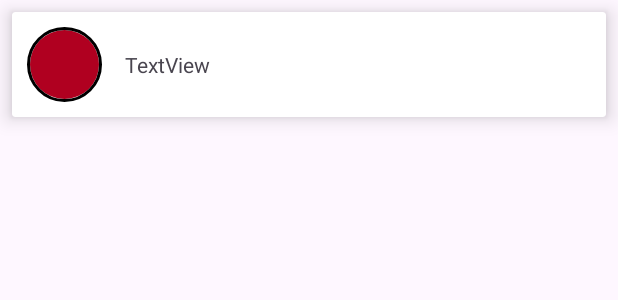
After one commit to PaulCostache/UsersPgo, an Android app: the layout layout_user_item.xml on its own in the app's theme, with its tools: preview values and no code run, on a phone screen of 412 x 824 dp. The commit adds this screen. Shown: the top 300 px of the screen. Run offline under Robolectric (Android 15) with nearby library versions, the phone set to English and light mode, and no system bars; network calls fail.

Commit message:
All users before imageDownloading

```diff
--- a/app/src/main/java/com/example/userspgo/Model/UserModelItem.kt
+++ b/app/src/main/java/com/example/userspgo/Model/UserModelItem.kt
@@ -6,4 +6,5 @@ data class UserModelItem(
     val id: Int,
     val name: String,
     val status: String
+
 )
--- /dev/null
+++ b/app/src/main/res/layout/layout_user_item.xml
@@ -0,0 +1,35 @@
+<?xml version="1.0" encoding="utf-8"?>
+<androidx.cardview.widget.CardView xmlns:android="http://schemas.android.com/apk/res/android"
+    xmlns:app="http://schemas.android.com/apk/res-auto"
+    android:layout_width="match_parent"
+    android:layout_height="wrap_content"
+    android:layout_margin="8dp"
+    app:cardElevation="8dp">
+
+    <LinearLayout
+        android:layout_width="match_parent"
+        android:layout_height="match_parent"
+        android:orientation="horizontal">
+
+        <de.hdodenhof.circleimageview.CircleImageView
+            android:id="@+id/profileImageView"
+            android:layout_width="50dp"
+            android:layout_height="50dp"
+            android:layout_marginStart="10dp"
+            android:layout_marginTop="10dp"
+            android:layout_marginBottom="10dp"
+            android:src="@color/design_default_color_error"
+            app:civ_border_color="#FF000000"
+            app:civ_border_width="2dp"
+            app:layout_constraintBottom_toTopOf="@+id/firstNameView" />
+
+        <TextView
+            android:id="@+id/txtUserName"
+            android:layout_width="match_parent"
+            android:layout_height="wrap_content"
+            android:layout_marginTop="25dp"
+            android:layout_marginStart="15dp"
+            android:text="TextView" />
+
+    </LinearLayout>
+</androidx.cardview.widget.CardView>
```
Also changed, not shown: app/src/main/java/com/example/userspgo/Adapter/UserListAdapter.kt (added, +40 -0 lines), app/src/main/java/com/example/userspgo/MainActivity.kt (+17 -0 lines), app/src/main/java/com/example/userspgo/Repositories/MainRepo.kt (+3 -4 lines), app/src/main/java/com/example/userspgo/ViewModel/MainActivityViewModel.kt (+11 -1 lines), app/src/main/res/layout/activity_main.xml (+6 -10 lines).
